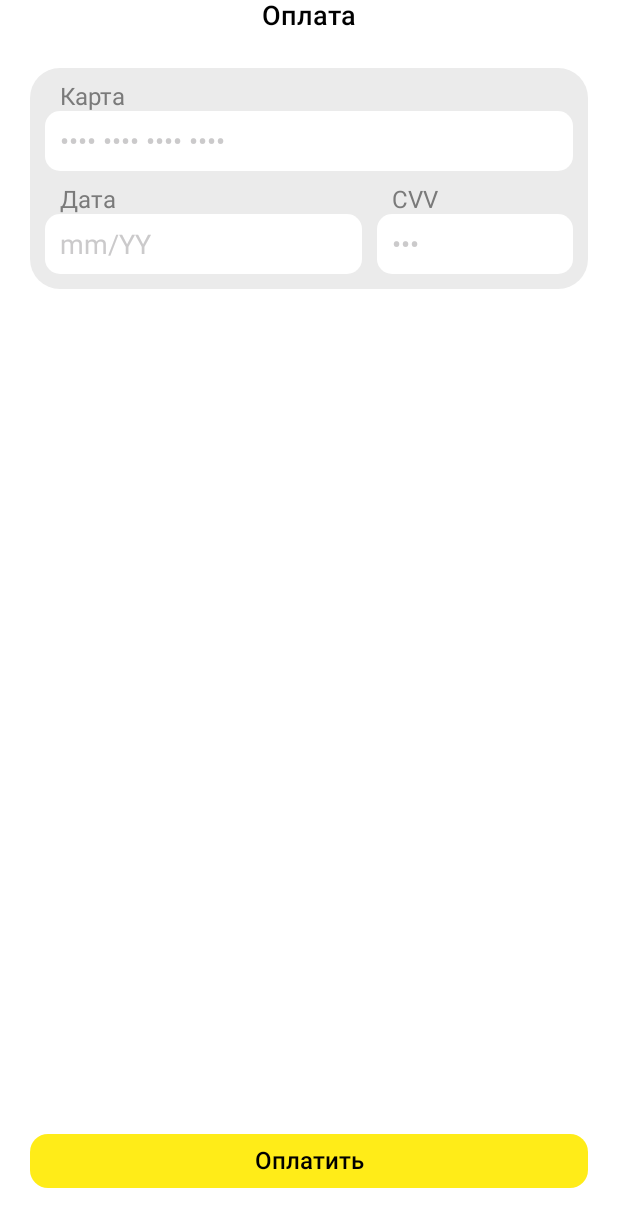
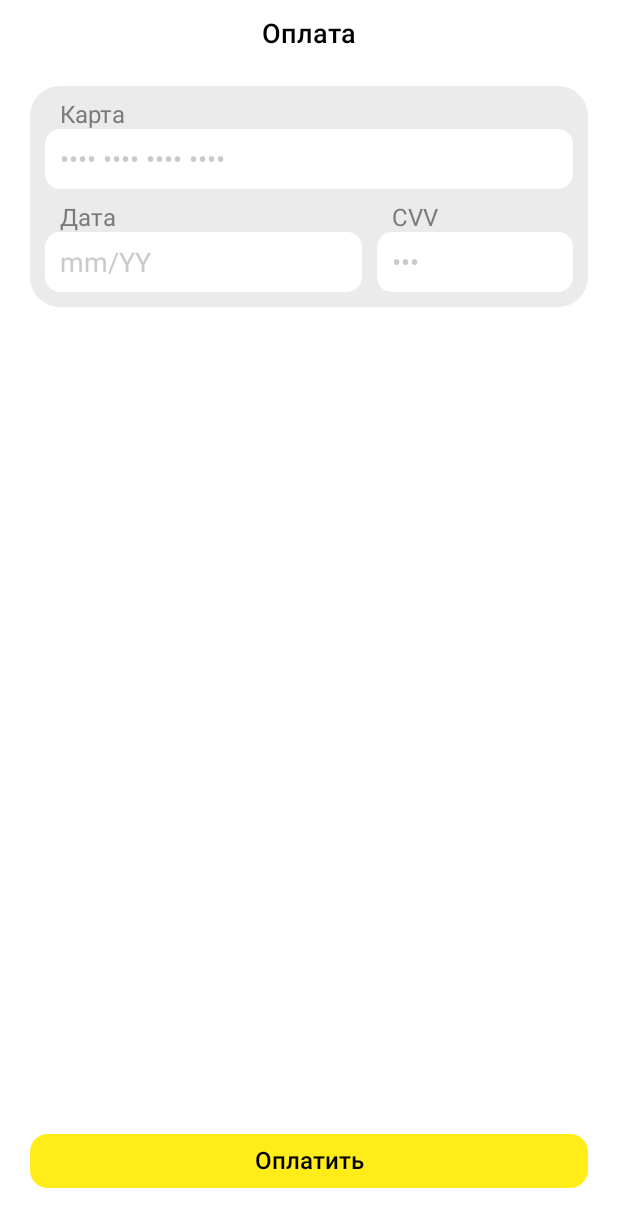
Before and after one commit to PotaninPM/PROD-Second-Tour-2025, an Android app: the fragment PaymentFragment shown on its own in the app's theme, on a phone screen of 412 x 824 dp. Shown: the top 1227 px of the screen. Run offline under Robolectric (Android 15) with nearby library versions, the phone set to English and light mode, and no system bars.

Commit message:
fixes with payment (margin top 12dp)

```diff
--- a/solution/src/main/res/layout/payment_view.xml
+++ b/solution/src/main/res/layout/payment_view.xml
@@ -11,6 +11,7 @@
         android:layout_height="wrap_content"
         android:text="Оплата"
         android:textSize="18sp"
+        android:layout_marginTop="12dp"
         android:fontFamily="sans-serif-medium"
         android:textColor="#000000"
         android:includeFontPadding="false"
```
